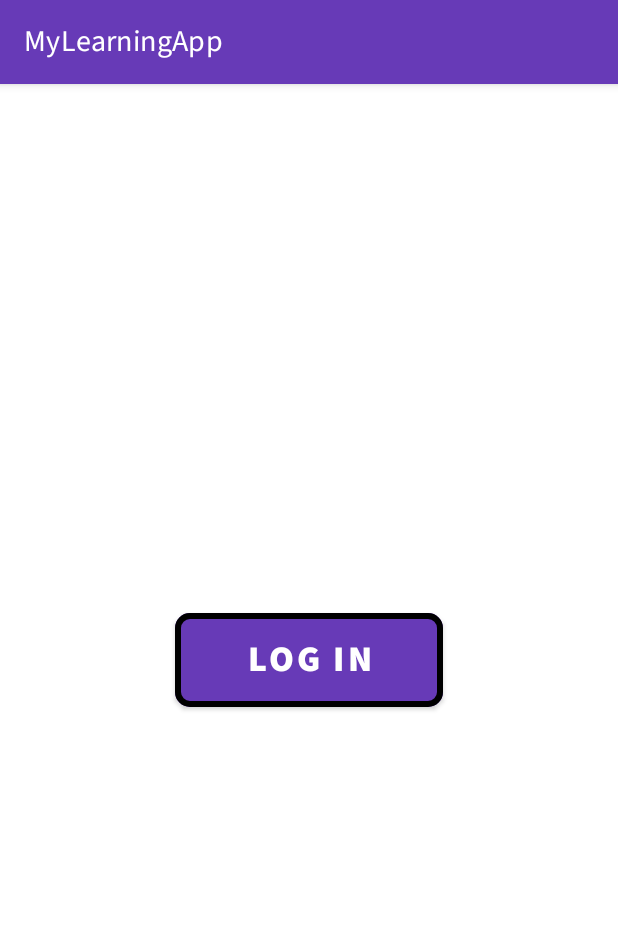
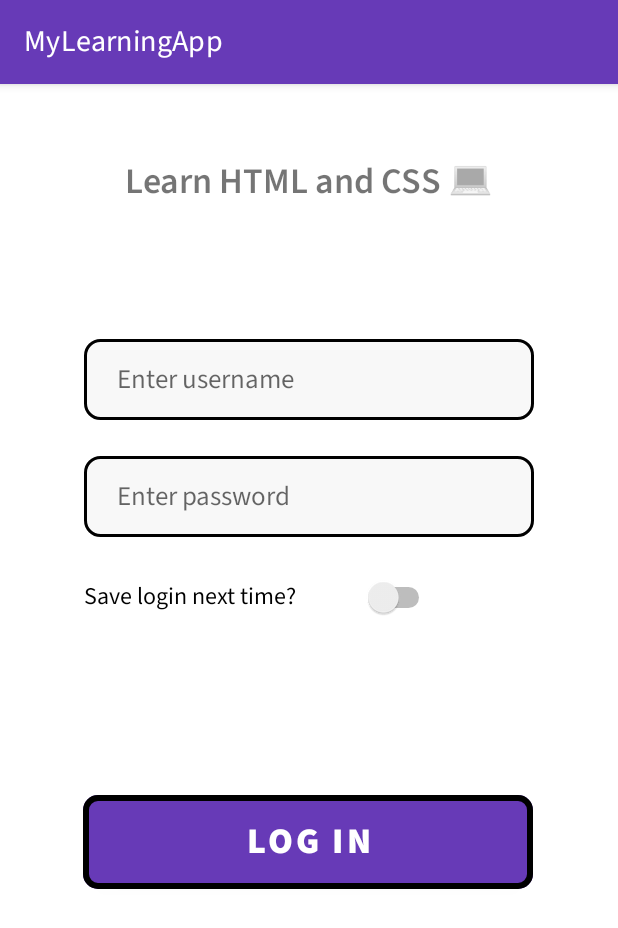
Before and after one commit to h-sompura/LearningApp, an Android app: the screen it shows after launch (MainActivity), on a phone screen of 412 x 824 dp. Shown: the top 928 px of the screen. Run offline under Robolectric (Android 15) with nearby library versions, the phone set to English and light mode, and no system bars.

Commit message:
Login UI Completed

```diff
--- /dev/null
+++ b/app/src/main/res/drawable/custom_dark_et.xml
@@ -0,0 +1,18 @@
+<?xml version="1.0" encoding="utf-8"?>
+<selector xmlns:android="http://schemas.android.com/apk/res/android">
+
+    <item android:state_enabled="true" android:state_focused="true">
+        <shape android:shape="rectangle">
+            <solid android:color="@color/dark_et" />
+            <corners android:radius="10dp" />
+            <stroke android:width="2dp" android:color="@color/primary_light" />
+        </shape>
+    </item>
+    <item android:state_enabled="true">
+        <shape android:shape="rectangle">
+            <solid android:color="@color/dark_et" />
+            <corners android:radius="10dp" />
+            <stroke android:width="2dp" android:color="@color/primary_light" />
+        </shape>
+    </item>
+</selector>
--- /dev/null
+++ b/app/src/main/res/drawable/custom_et.xml
@@ -0,0 +1,18 @@
+<?xml version="1.0" encoding="utf-8"?>
+<selector xmlns:android="http://schemas.android.com/apk/res/android">
+
+    <item android:state_enabled="true" android:state_focused="true">
+        <shape android:shape="rectangle">
+            <solid android:color="@color/light_et" />
+            <corners android:radius="10dp" />
+            <stroke android:width="2dp" android:color="@color/black" />
+        </shape>
+    </item>
+    <item android:state_enabled="true">
+        <shape android:shape="rectangle">
+            <solid android:color="@color/light_et" />
+            <corners android:radius="10dp" />
+            <stroke android:width="2dp" android:color="@color/black" />
+        </shape>
+    </item>
+</selector>
--- a/app/src/main/res/layout/activity_main.xml
+++ b/app/src/main/res/layout/activity_main.xml
@@ -7,12 +7,63 @@
     tools:context=".MainActivity">
 
     <Button
-        android:id="@+id/button"
-        android:layout_width="wrap_content"
+        android:id="@+id/loginButton"
+        android:layout_width="300dp"
         android:layout_height="wrap_content"
         android:text="@string/login_button"
         app:layout_constraintBottom_toBottomOf="parent"
         app:layout_constraintEnd_toEndOf="parent"
+        app:layout_constraintHorizontal_bias="0.497"
+        app:layout_constraintStart_toStartOf="parent"
+        app:layout_constraintTop_toBottomOf="@+id/etPassword"
+        app:layout_constraintVertical_bias="0.425" />
+
+    <TextView
+        android:id="@+id/appHeading"
+        android:layout_width="wrap_content"
+        android:layout_height="wrap_content"
+        android:layout_marginTop="48dp"
+        android:text="Learn HTML and CSS 💻"
+        android:textSize="24dp"
+        android:fontFamily="@font/source_sans_pro_semibold"
+        app:layout_constraintEnd_toEndOf="parent"
         app:layout_constraintStart_toStartOf="parent"
         app:layout_constraintTop_toTopOf="parent" />
+
+    <EditText
+        android:id="@+id/etUserName"
+        android:layout_width="300dp"
+        android:layout_height="wrap_content"
+        android:layout_marginTop="88dp"
+        android:ems="10"
+        android:hint="Enter username"
+        android:inputType="textPersonName"
+        app:layout_constraintEnd_toEndOf="parent"
+        app:layout_constraintStart_toStartOf="parent"
+        app:layout_constraintTop_toBottomOf="@+id/appHeading" />
+
+    <EditText
+        android:id="@+id/etPassword"
+        android:layout_width="300dp"
+        android:layout_height="wrap_content"
+        android:layout_marginTop="24dp"
+        android:ems="10"
+        android:hint="Enter password"
+        android:inputType="textPassword"
+        app:layout_constraintEnd_toEndOf="parent"
+        app:layout_constraintStart_toStartOf="parent"
+        app:layout_constraintTop_toBottomOf="@+id/etUserName" />
+
+    <Switch
+        android:id="@+id/saveLoginToggle"
+        android:layout_width="234dp"
+        android:layout_height="48dp"
+        android:layout_marginTop="16dp"
+        android:text="Save login next time?"
+        android:textSize="16sp"
+        app:layout_constraintEnd_toEndOf="parent"
+        app:layout_constraintHorizontal_bias="0.316"
+        app:layout_constraintStart_toStartOf="parent"
+        app:layout_constraintTop_toBottomOf="@+id/etPassword" />
+
 </androidx.constraintlayout.widget.ConstraintLayout>
--- a/app/src/main/res/values-night/themes.xml
+++ b/app/src/main/res/values-night/themes.xml
@@ -17,6 +17,7 @@
         <item name="android:fontFamily">@font/source_sans_pro</item>
         <!-- Overriding the default black bg in action bar/ dark mode -->
         <item name="actionBarStyle">@style/MyActionBarDarkStyle</item>
+        <item name="editTextStyle">@style/App_EditTextStyle</item>
     </style>
     <style name="myCustomButton" parent="Widget.MaterialComponents.Button">
         <item name="backgroundTint">@color/primary</item>
@@ -37,4 +38,15 @@
     <style name="MyActionBarDarkStyle" parent="Widget.MaterialComponents.ActionBar.Primary">
         <item name="background">@color/primary</item>
     </style>
+
+    <!-- Custom EditTextView  -->
+    <style name="App_EditTextStyle" parent="@android:style/Widget.EditText">
+        <item name="android:background">@drawable/custom_dark_et</item>
+        <item name="android:textColor">@color/primary_light</item>
+        <item name="android:layout_height">45dip</item>
+        <item name="android:paddingLeft">22dp</item>
+        <item name="android:paddingRight">40dp</item>
+        <item name="android:paddingTop">14dp</item>
+        <item name="android:paddingBottom">14dp</item>
+    </style>
 </resources>
--- a/app/src/main/res/values/colors.xml
+++ b/app/src/main/res/values/colors.xml
@@ -5,6 +5,8 @@
     <color name="purple_700">#FF3700B3</color>
     <color name="teal_200">#FF03DAC5</color>
     <color name="teal_700">#FF018786</color>
+    <color name="light_et">#F8F8F8</color>
+    <color name="dark_et">#171719</color>
     <color name="black">#FF000000</color>
     <color name="white">#FFFFFFFF</color>
     <color name="primary">#673AB7</color>
--- a/app/src/main/res/values/themes.xml
+++ b/app/src/main/res/values/themes.xml
@@ -15,6 +15,7 @@
         <!-- So that now if we drag a button in Design view it will automatically apply our custom styling   -->
         <item name="materialButtonStyle">@style/myCustomButton</item>
         <item name="android:fontFamily">@font/source_sans_pro</item>
+        <item name="editTextStyle">@style/App_EditTextStyle</item>
     </style>
     <!-- Our custom login button -->
     <style name="myCustomButton" parent="Widget.MaterialComponents.Button">
@@ -31,4 +32,15 @@
         <item name="android:paddingBottom">14dp</item>
         <item name="textAllCaps">true</item>
     </style>
+
+    <!-- Custom EditTextView  -->
+    <style name="App_EditTextStyle" parent="@android:style/Widget.EditText">
+        <item name="android:background">@drawable/custom_et</item>
+        <item name="android:textColor">@color/black</item>
+        <item name="android:layout_height">45dip</item>
+        <item name="android:paddingLeft">22dp</item>
+        <item name="android:paddingRight">40dp</item>
+        <item name="android:paddingTop">14dp</item>
+        <item name="android:paddingBottom">14dp</item>
+    </style>
 </resources>
```
